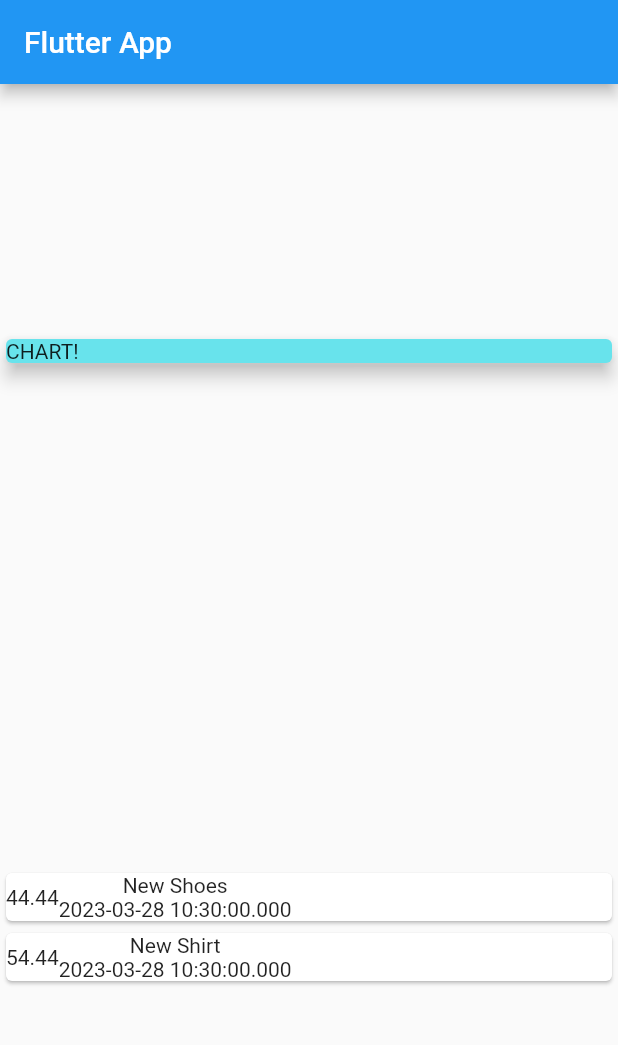
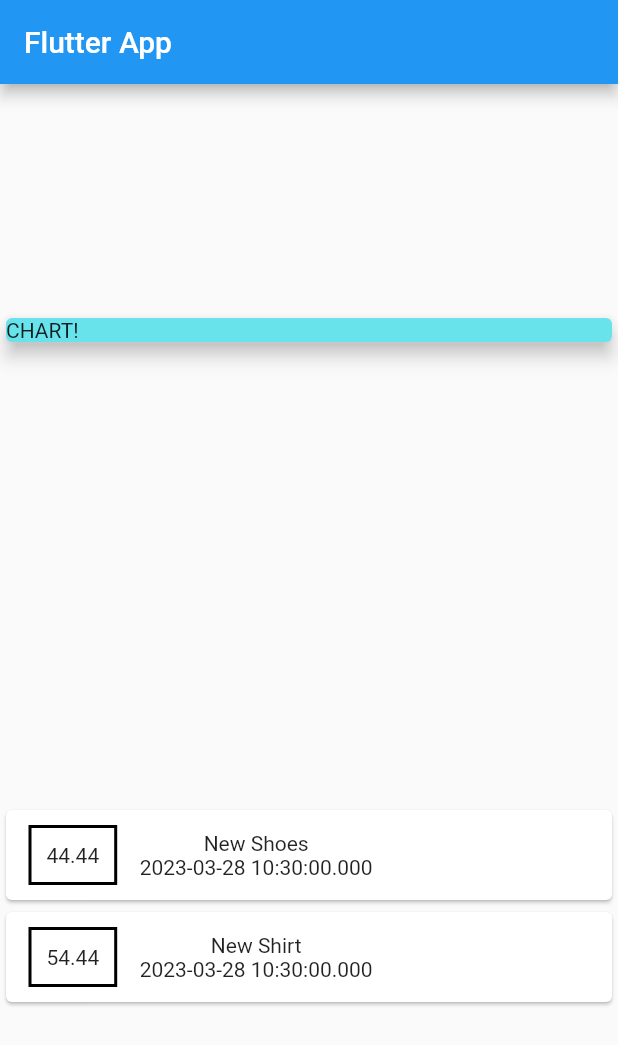
Before and after one commit to utsav1103/flutter-rental-app, a Flutter app: the screen it shows after launch, on a phone screen of 412 x 824 dp. Shown: the top 1045 px of the screen. Run offline on Flutter 3.47's test engine with Material 2 defaults, Android fonts, the phone set to English and light mode, and no system bars.

Commit message:
styling a Container

```diff
--- a/lib/main.dart
+++ b/lib/main.dart
@@ -53,7 +53,18 @@ class MyHomePage extends StatelessWidget {
           Column(
             children: transactions.map((tx){
             return Card(child: Row(children: <Widget>[
-              Container(child: Text(tx.amount.toString(),
+              Container(
+                margin: EdgeInsets.symmetric(vertical: 10,
+                horizontal: 15,
+                ),
+                decoration: BoxDecoration(
+                  border: Border.all(color: Colors.black,
+                  width: 2,
+                  ),
+                ),
+                padding: EdgeInsets.all(10),
+
+              child: Text(tx.amount.toString(),
               ),
               ),
               Column(children: <Widget>[
```
